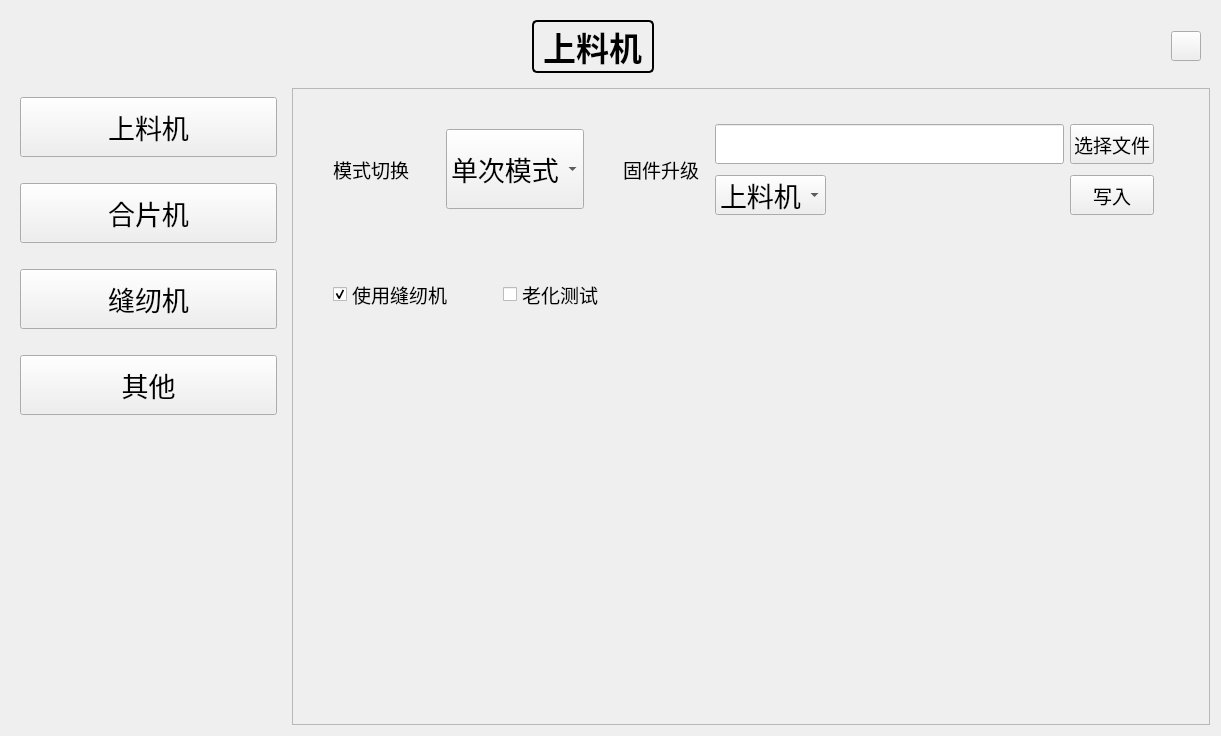
Old version of the form ui/developer_widget.ui in the repository Mrjiong-ff/syt_hmi.
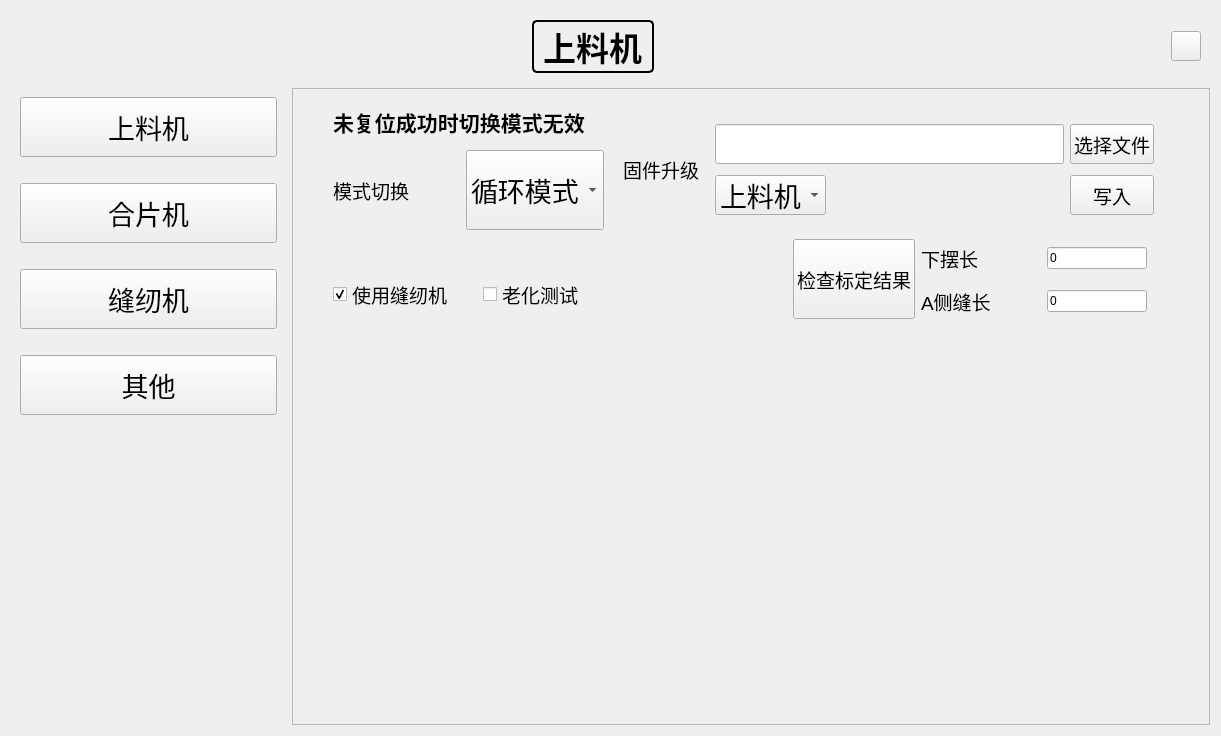
New version of the form. The open tabs and pages were chosen to show the change. Custom widgets are drawn as their Qt base class.

Commit message: feat:增加检测标定结果选项

Diff of the .ui file:
```diff
--- a/ui/developer_widget.ui
+++ b/ui/developer_widget.ui
@@ -3790,81 +3790,6 @@
         </layout>
        </widget>
        <widget class="QWidget" name="page_other">
-        <widget class="QWidget" name="layoutWidget">
-         <property name="geometry">
-          <rect>
-           <x>40</x>
-           <y>30</y>
-           <width>251</width>
-           <height>101</height>
-          </rect>
-         </property>
-         <layout class="QHBoxLayout" name="horizontalLayout_25">
-          <item>
-           <widget class="QLabel" name="label_72">
-            <property name="font">
-             <font>
-              <pointsize>14</pointsize>
-             </font>
-            </property>
-            <property name="text">
-             <string>模式切换</string>
-            </property>
-            <property name="alignment">
-             <set>Qt::AlignCenter</set>
-            </property>
-           </widget>
-          </item>
-          <item>
-           <spacer name="horizontalSpacer_24">
-            <property name="orientation">
-             <enum>Qt::Horizontal</enum>
-            </property>
-            <property name="sizeHint" stdset="0">
-             <size>
-              <width>18</width>
-              <height>20</height>
-             </size>
-            </property>
-           </spacer>
-          </item>
-          <item>
-           <widget class="QComboBox" name="choose_mode_combo_box">
-            <property name="minimumSize">
-             <size>
-              <width>0</width>
-              <height>80</height>
-             </size>
-            </property>
-            <property name="font">
-             <font>
-              <pointsize>20</pointsize>
-             </font>
-            </property>
-            <item>
-             <property name="text">
-              <string>单次模式</string>
-             </property>
-            </item>
-            <item>
-             <property name="text">
-              <string>循环模式</string>
-             </property>
-            </item>
-            <item>
-             <property name="text">
-              <string>合片模式</string>
-             </property>
-            </item>
-            <item>
-             <property name="text">
-              <string>缝纫模式</string>
-             </property>
-            </item>
-           </widget>
-          </item>
-         </layout>
-        </widget>
         <widget class="QWidget" name="layoutWidget_update">
          <property name="geometry">
           <rect>
@@ -4018,7 +3943,7 @@
         <widget class="QCheckBox" name="pressure_test_check_box">
          <property name="geometry">
           <rect>
-           <x>210</x>
+           <x>190</x>
            <y>180</y>
            <width>141</width>
            <height>51</height>
@@ -4036,6 +3961,234 @@
           <bool>false</bool>
          </property>
         </widget>
+        <widget class="QWidget" name="">
+         <property name="geometry">
+          <rect>
+           <x>40</x>
+           <y>10</y>
+           <width>271</width>
+           <height>131</height>
+          </rect>
+         </property>
+         <layout class="QVBoxLayout" name="verticalLayout_9">
+          <item>
+           <widget class="QLabel" name="label_77">
+            <property name="font">
+             <font>
+              <pointsize>16</pointsize>
+              <weight>75</weight>
+              <bold>true</bold>
+             </font>
+            </property>
+            <property name="text">
+             <string>未复位成功时切换模式无效</string>
+            </property>
+           </widget>
+          </item>
+          <item>
+           <layout class="QHBoxLayout" name="horizontalLayout_25">
+            <item>
+             <widget class="QLabel" name="label_72">
+              <property name="font">
+               <font>
+                <pointsize>14</pointsize>
+               </font>
+              </property>
+              <property name="text">
+               <string>模式切换</string>
+              </property>
+              <property name="alignment">
+               <set>Qt::AlignCenter</set>
+              </property>
+             </widget>
+            </item>
+            <item>
+             <spacer name="horizontalSpacer_24">
+              <property name="orientation">
+               <enum>Qt::Horizontal</enum>
+              </property>
+              <property name="sizeHint" stdset="0">
+               <size>
+                <width>18</width>
+                <height>20</height>
+               </size>
+              </property>
+             </spacer>
+            </item>
+            <item>
+             <widget class="QComboBox" name="choose_mode_combo_box">
+              <property name="minimumSize">
+               <size>
+                <width>0</width>
+                <height>80</height>
+               </size>
+              </property>
+              <property name="font">
+               <font>
+                <pointsize>20</pointsize>
+               </font>
+              </property>
+              <item>
+               <property name="text">
+                <string>循环模式</string>
+               </property>
+              </item>
+              <item>
+               <property name="text">
+                <string>单次模式</string>
+               </property>
+              </item>
+              <item>
+               <property name="text">
+                <string>合片模式</string>
+               </property>
+              </item>
+              <item>
+               <property name="text">
+                <string>缝纫模式</string>
+               </property>
+              </item>
+             </widget>
+            </item>
+           </layout>
+          </item>
+         </layout>
+        </widget>
+        <widget class="QWidget" name="">
+         <property name="geometry">
+          <rect>
+           <x>500</x>
+           <y>150</y>
+           <width>354</width>
+           <height>82</height>
+          </rect>
+         </property>
+         <layout class="QGridLayout" name="gridLayout_19">
+          <item row="0" column="0" rowspan="2">
+           <widget class="QPushButton" name="check_calibration_btn">
+            <property name="minimumSize">
+             <size>
+              <width>0</width>
+              <height>80</height>
+             </size>
+            </property>
+            <property name="font">
+             <font>
+              <pointsize>14</pointsize>
+             </font>
+            </property>
+            <property name="text">
+             <string>检查标定结果</string>
+            </property>
+           </widget>
+          </item>
+          <item row="0" column="1">
+           <layout class="QHBoxLayout" name="horizontalLayout_30">
+            <item>
+             <widget class="QLabel" name="label_78">
+              <property name="font">
+               <font>
+                <pointsize>14</pointsize>
+               </font>
+              </property>
+              <property name="text">
+               <string>下摆长</string>
+              </property>
+             </widget>
+            </item>
+            <item>
+             <spacer name="horizontalSpacer_29">
+              <property name="orientation">
+               <enum>Qt::Horizontal</enum>
+              </property>
+              <property name="sizeHint" stdset="0">
+               <size>
+                <width>40</width>
+                <height>20</height>
+               </size>
+              </property>
+             </spacer>
+            </item>
+            <item>
+             <widget class="QLineEdit" name="calib_bottom_length_line_edit">
+              <property name="enabled">
+               <bool>true</bool>
+              </property>
+              <property name="minimumSize">
+               <size>
+                <width>100</width>
+                <height>0</height>
+               </size>
+              </property>
+              <property name="maximumSize">
+               <size>
+                <width>100</width>
+                <height>16777215</height>
+               </size>
+              </property>
+              <property name="text">
+               <string>0</string>
+              </property>
+              <property name="readOnly">
+               <bool>true</bool>
+              </property>
+             </widget>
+            </item>
+           </layout>
+          </item>
+          <item row="1" column="1">
+           <layout class="QHBoxLayout" name="horizontalLayout_29">
+            <item>
+             <widget class="QLabel" name="label_79">
+              <property name="font">
+               <font>
+                <pointsize>14</pointsize>
+               </font>
+              </property>
+              <property name="text">
+               <string>A侧缝长</string>
+              </property>
+             </widget>
+            </item>
+            <item>
+             <spacer name="horizontalSpacer_30">
+              <property name="orientation">
+               <enum>Qt::Horizontal</enum>
+              </property>
+              <property name="sizeHint" stdset="0">
+               <size>
+                <width>40</width>
+                <height>20</height>
+               </size>
+              </property>
+             </spacer>
+            </item>
+            <item>
+             <widget class="QLineEdit" name="calib_side_length_line_edit">
+              <property name="minimumSize">
+               <size>
+                <width>100</width>
+                <height>0</height>
+               </size>
+              </property>
+              <property name="maximumSize">
+               <size>
+                <width>100</width>
+                <height>16777215</height>
+               </size>
+              </property>
+              <property name="text">
+               <string>0</string>
+              </property>
+              <property name="readOnly">
+               <bool>true</bool>
+              </property>
+             </widget>
+            </item>
+           </layout>
+          </item>
+         </layout>
+        </widget>
        </widget>
       </widget>
      </item>
```
Left out of the diff: 3 changed lines with no effect on the pictures. The commit also changes 6 other files.
